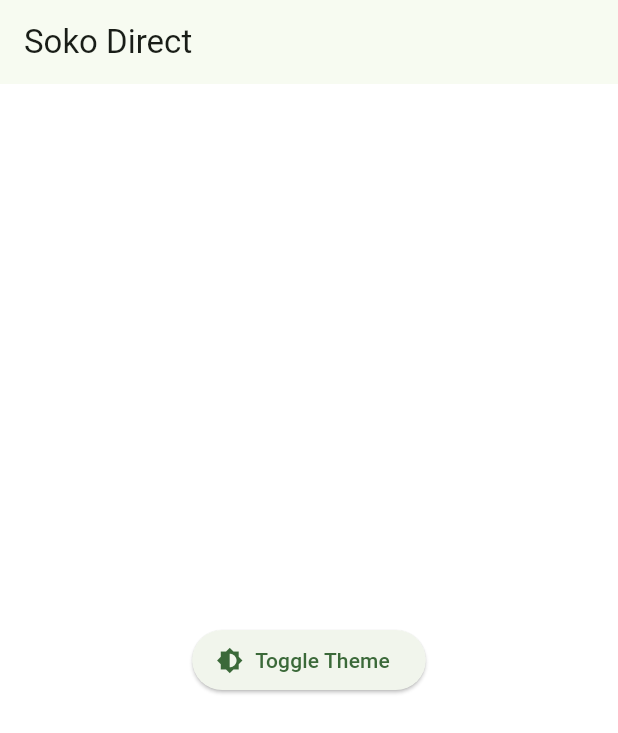
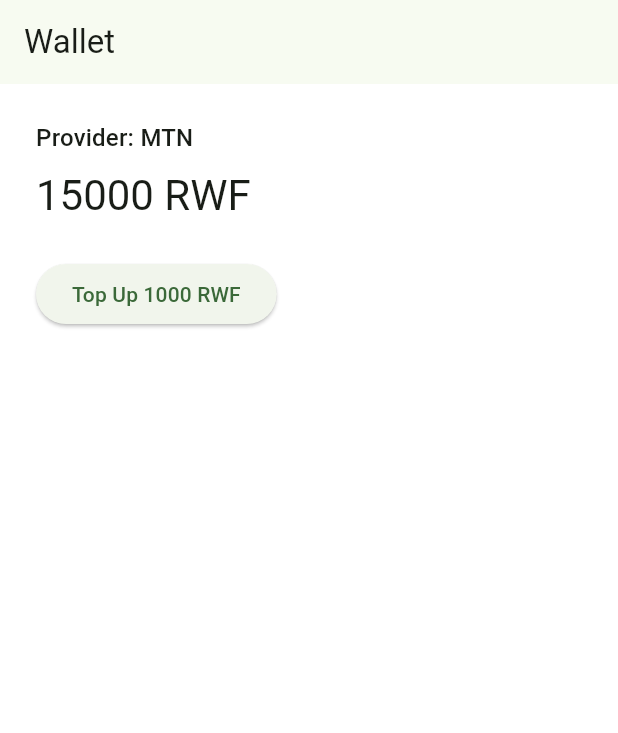
Before and after one commit to ArnoldEloiBM/soko-direct, a Flutter app: the screen it shows after launch, on a phone screen of 412 x 824 dp. Shown: the top 733 px of the screen. Run offline on Flutter 3.47's test engine with Material 3 defaults, Android fonts, the phone set to English and light mode, and no system bars; our stand-ins replace equatable, flutter_bloc, shared_preferences.

Commit message:
Add Wallet feature: model, repository, cubit, screen (using fake repository until Firestore billing is sorted)

```diff
--- a/lib/app.dart
+++ b/lib/app.dart
@@ -3,6 +3,7 @@
 
 import 'core/theme/app_theme.dart';
 import 'core/theme/theme_cubit.dart';
+import 'features/wallet/presentation/wallet_screen.dart';
 
 class SokoDirectApp extends StatelessWidget {
   const SokoDirectApp({super.key});
@@ -19,7 +20,7 @@
           darkTheme: AppTheme.darkTheme,
           themeMode:
               themeMode == AppThemeMode.dark ? ThemeMode.dark : ThemeMode.light,
-          home: const HomePlaceholder(),
+          home: const WalletScreen(),
         );
       },
     );
--- /dev/null
+++ b/lib/features/wallet/data/fake_wallet_repository.dart
@@ -0,0 +1,44 @@
+import '../domain/wallet_model.dart';
+import '../domain/wallet_repository.dart';
+
+/// TEMPORARY stand-in for Firestore, so the Wallet screen and Cubit can be
+/// built and tested right now, before Firestore is live.
+///
+/// It behaves like a real backend: it "saves" data in memory and has a
+/// small delay to mimic a network call, so the UI's loading states get
+/// exercised properly too.
+///
+/// Once Firestore is ready, we add a new file:
+///   wallet_firestore_repository.dart
+/// implementing the same WalletRepository contract, then swap ONE line in
+/// main.dart. Nothing in the Cubit or UI needs to change.
+class FakeWalletRepository implements WalletRepository {
+  // In-memory "database" — resets every time the app restarts.
+  final Map<String, WalletModel> _fakeDb = {
+    'demo-user': const WalletModel(
+      userId: 'demo-user',
+      balance: 15000, // RWF
+      provider: 'MTN',
+    ),
+  };
+
+  @override
+  Future<WalletModel> getWallet(String userId) async {
+    await Future.delayed(const Duration(milliseconds: 500)); // fake network delay
+    final wallet = _fakeDb[userId];
+    if (wallet == null) {
+      throw Exception('Wallet not found for user $userId');
+    }
+    return wallet;
+  }
+
+  @override
+  Future<void> updateBalance(String userId, double newBalance) async {
+    await Future.delayed(const Duration(milliseconds: 300));
+    final current = _fakeDb[userId];
+    if (current == null) {
+      throw Exception('Wallet not found for user $userId');
+    }
+    _fakeDb[userId] = current.copyWith(balance: newBalance);
+  }
+}
--- /dev/null
+++ b/lib/features/wallet/domain/wallet_model.dart
@@ -0,0 +1,41 @@
+/// Plain Dart model, matches the ERD:
+/// Wallet
+///   balance, provider (MTN/Airtel)
+///
+/// No Firebase imports here — domain/ stays pure Dart so it's easy to test.
+class WalletModel {
+  final String userId;
+  final double balance;
+  final String provider; // "MTN" or "Airtel"
+
+  const WalletModel({
+    required this.userId,
+    required this.balance,
+    required this.provider,
+  });
+
+  /// Used when reading from Firestore (or from our fake repository).
+  factory WalletModel.fromMap(String userId, Map<String, dynamic> map) {
+    return WalletModel(
+      userId: userId,
+      balance: (map['balance'] as num).toDouble(),
+      provider: map['provider'] as String,
+    );
+  }
+
+  /// Used when writing to Firestore (or logging in the fake repository).
+  Map<String, dynamic> toMap() {
+    return {
+      'balance': balance,
+      'provider': provider,
+    };
+  }
+
+  WalletModel copyWith({double? balance, String? provider}) {
+    return WalletModel(
+      userId: userId,
+      balance: balance ?? this.balance,
+      provider: provider ?? this.provider,
+    );
+  }
+}
--- /dev/null
+++ b/lib/features/wallet/domain/wallet_repository.dart
@@ -0,0 +1,9 @@
+import 'wallet_model.dart';
+
+/// The Cubit only ever talks to THIS abstract contract.
+/// It doesn't know or care whether the real implementation is
+/// Firestore or a fake in-memory version — that's the whole point.
+abstract class WalletRepository {
+  Future<WalletModel> getWallet(String userId);
+  Future<void> updateBalance(String userId, double newBalance);
+}
--- /dev/null
+++ b/lib/features/wallet/presentation/wallet_cubit.dart
@@ -0,0 +1,35 @@
+import 'package:flutter_bloc/flutter_bloc.dart';
+import '../domain/wallet_repository.dart';
+import 'wallet_state.dart';
+
+class WalletCubit extends Cubit<WalletState> {
+  final WalletRepository _repository;
+
+  // The Cubit receives its repository from outside (see main.dart) instead
+  // of creating it itself. This is called "dependency injection" — it's
+  // WHY we can swap Fake -> Real Firestore later without touching this file.
+  WalletCubit(this._repository) : super(WalletInitial());
+
+  Future<void> loadWallet(String userId) async {
+    emit(WalletLoading());
+    try {
+      final wallet = await _repository.getWallet(userId);
+      emit(WalletLoaded(wallet));
+    } catch (e) {
+      emit(WalletError(e.toString()));
+    }
+  }
+
+  Future<void> topUp(String userId, double amount) async {
+    final currentState = state;
+    if (currentState is! WalletLoaded) return; // nothing loaded yet, ignore
+
+    try {
+      final newBalance = currentState.wallet.balance + amount;
+      await _repository.updateBalance(userId, newBalance);
+      emit(WalletLoaded(currentState.wallet.copyWith(balance: newBalance)));
+    } catch (e) {
+      emit(WalletError(e.toString()));
+    }
+  }
+}
--- /dev/null
+++ b/lib/features/wallet/presentation/wallet_screen.dart
@@ -0,0 +1,76 @@
+import 'package:flutter/material.dart';
+import 'package:flutter_bloc/flutter_bloc.dart';
+import 'wallet_cubit.dart';
+import 'wallet_state.dart';
+
+class WalletScreen extends StatefulWidget {
+  const WalletScreen({super.key});
+
+  // Hard-coded for now — once Auth is wired up, this will come from
+  // whoever is logged in instead.
+  static const demoUserId = 'demo-user';
+
+  @override
+  State<WalletScreen> createState() => _WalletScreenState();
+}
+
+class _WalletScreenState extends State<WalletScreen> {
+  @override
+  void initState() {
+    super.initState();
+    // Load the wallet the moment this screen appears.
+    context.read<WalletCubit>().loadWallet(WalletScreen.demoUserId);
+  }
+
+  @override
+  Widget build(BuildContext context) {
+    return Scaffold(
+      appBar: AppBar(title: const Text('Wallet')),
+      body: BlocBuilder<WalletCubit, WalletState>(
+        builder: (context, state) {
+          if (state is WalletLoading || state is WalletInitial) {
+            return const Center(child: CircularProgressIndicator());
+          }
+
+          if (state is WalletError) {
+            return Center(
+              child: Padding(
+                padding: const EdgeInsets.all(24),
+                child: Text(
+                  'Something went wrong: ${state.message}',
+                  textAlign: TextAlign.center,
+                ),
+              ),
+            );
+          }
+
+          final wallet = (state as WalletLoaded).wallet;
+          return Padding(
+            padding: const EdgeInsets.all(24),
+            child: Column(
+              crossAxisAlignment: CrossAxisAlignment.start,
+              children: [
+                Text(
+                  'Provider: ${wallet.provider}',
+                  style: Theme.of(context).textTheme.titleMedium,
+                ),
+                const SizedBox(height: 8),
+                Text(
+                  '${wallet.balance.toStringAsFixed(0)} RWF',
+                  style: Theme.of(context).textTheme.headlineMedium,
+                ),
+                const SizedBox(height: 24),
+                ElevatedButton(
+                  onPressed: () => context
+                      .read<WalletCubit>()
+                      .topUp(WalletScreen.demoUserId, 1000),
+                  child: const Text('Top Up 1000 RWF'),
+                ),
+              ],
+            ),
+          );
+        },
+      ),
+    );
+  }
+}
--- /dev/null
+++ b/lib/features/wallet/presentation/wallet_state.dart
@@ -0,0 +1,31 @@
+import 'package:equatable/equatable.dart';
+import '../domain/wallet_model.dart';
+
+/// Same shape every feature's states should follow:
+/// Initial -> Loading -> Loaded / Error
+abstract class WalletState extends Equatable {
+  const WalletState();
+
+  @override
+  List<Object?> get props => [];
+}
+
+class WalletInitial extends WalletState {}
+
+class WalletLoading extends WalletState {}
+
+class WalletLoaded extends WalletState {
+  final WalletModel wallet;
+  const WalletLoaded(this.wallet);
+
+  @override
+  List<Object?> get props => [wallet];
+}
+
+class WalletError extends WalletState {
+  final String message;
+  const WalletError(this.message);
+
+  @override
+  List<Object?> get props => [message];
+}
--- a/lib/main.dart
+++ b/lib/main.dart
@@ -5,6 +5,8 @@
 
 import 'app.dart';
 import 'core/theme/theme_cubit.dart';
+import 'features/wallet/data/fake_wallet_repository.dart';
+import 'features/wallet/presentation/wallet_cubit.dart';
 
 void main() async {
   WidgetsFlutterBinding.ensureInitialized();
@@ -20,6 +22,7 @@
     MultiBlocProvider(
       providers: [
         BlocProvider(create: (_) => ThemeCubit()),
+        BlocProvider(create: (_) => WalletCubit(FakeWalletRepository())),
 
         // Teammates: add yours here, e.g.
         // BlocProvider(create: (_) => AuthBloc(authRepository: AuthRepository())),
```
